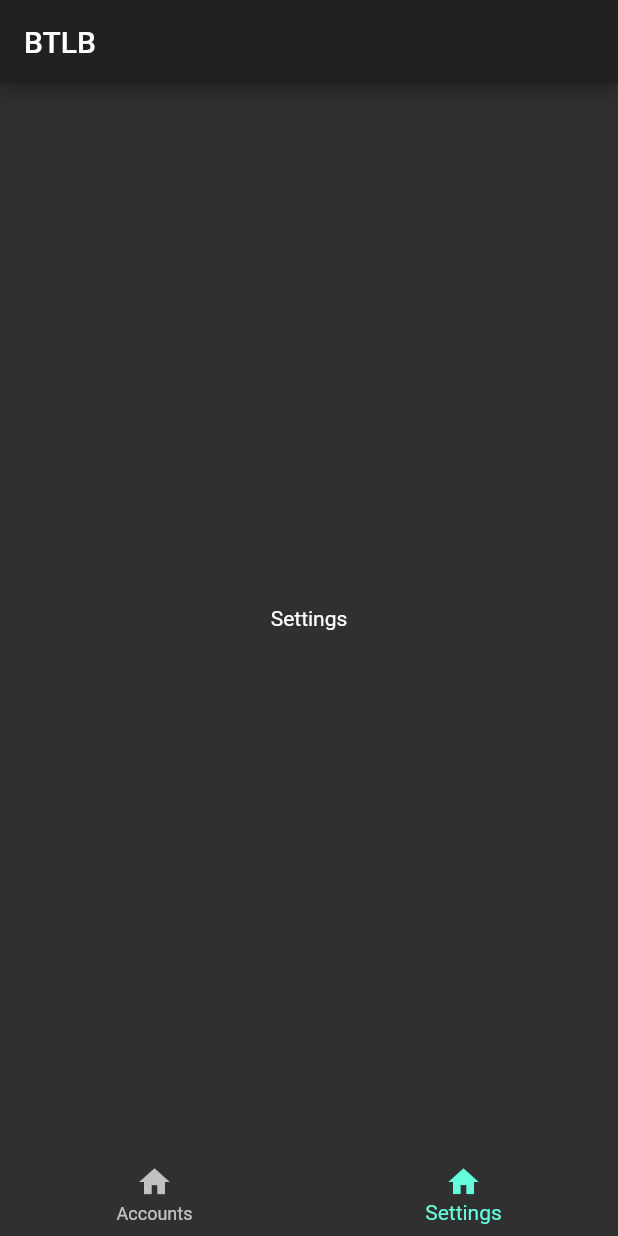
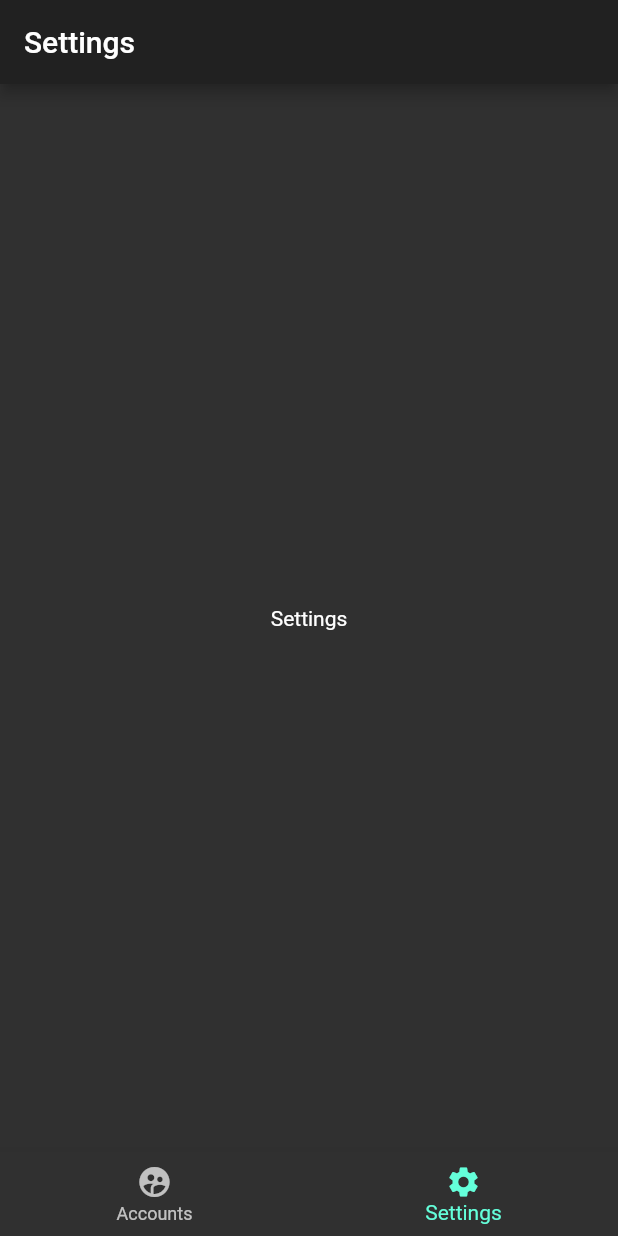
Before and after one commit to q231950/btlb-flutter, a Flutter app: the screen it shows after launch, on a phone screen of 412 x 824 dp. Run offline on Flutter 3.47's test engine with Material 2 defaults, Android fonts, the phone set to English and light mode, and no system bars; our stand-ins replace rxdart.

Commit message:
Update title in navigation bar

```diff
--- a/lib/src/blocs/navigation_bloc.dart
+++ b/lib/src/blocs/navigation_bloc.dart
@@ -4,24 +4,31 @@ import 'package:flutter/widgets.dart';
 class NavigationBloc {
   NavigationBloc({
     int selectedIndex,
+    List<String> titles,
     List<Widget> widgets,
-  }) : _widgets = widgets ?? [] {
+  }) : _widgets = widgets ?? [],
+  _titles = titles ?? [] {
     _selectedIndex = BehaviorSubject<int>(seedValue: selectedIndex);
     _selectedWidget = BehaviorSubject<Widget>(seedValue: _emptyWidget());
+    _selectedTitle = BehaviorSubject<String>(seedValue: '');
 
     setSelectedIndex(selectedIndex);
   }
 
   static BehaviorSubject<int> _selectedIndex;
   static BehaviorSubject<Widget> _selectedWidget;
+  static BehaviorSubject<String> _selectedTitle;
   final List<Widget> _widgets;
+  final List<String> _titles;
 
   Observable<int> get selectedIndex => _selectedIndex.distinct();
   Observable<Widget> get selectedWidget => _selectedWidget.distinct();
+  Observable<String> get selectedTitle => _selectedTitle.distinct();
 
   void setSelectedIndex(int index) {
     _selectedIndex.add(index);
     _selectedWidget.add(_widgets[index]);
+    _selectedTitle.add(_titles[index]);
   }
 
   Widget _emptyWidget() => Text('nothing to see here');
--- a/lib/src/ui/accounts_page.dart
+++ b/lib/src/ui/accounts_page.dart
@@ -2,7 +2,7 @@ import 'package:flutter/widgets.dart';
 
 class AccountsPage extends StatelessWidget {
   @override
-    Widget build(BuildContext context) {
-      return Text('Accounts');
-    }
+  Widget build(BuildContext context) {
+    return Text('Accounts');
+  }
 }
--- a/lib/src/ui/btlb_bottom_navigation_bar.dart
+++ b/lib/src/ui/btlb_bottom_navigation_bar.dart
@@ -13,11 +13,11 @@ class _BTLBBottomNavigationBarState extends State<BTLBBottomNavigationBar> {
   final List<BottomNavigationBarItem> items = <BottomNavigationBarItem>[
     BottomNavigationBarItem(
       title: Text('Accounts'),
-      icon: Icon(Icons.home),
+      icon: Icon(Icons.supervised_user_circle),
     ),
     BottomNavigationBarItem(
       title: Text('Settings'),
-      icon: Icon(Icons.home),
+      icon: Icon(Icons.settings),
     ),
   ];
 
@@ -31,7 +31,7 @@ class _BTLBBottomNavigationBarState extends State<BTLBBottomNavigationBar> {
             currentIndex: snapshot.data,
             items: items,
             onTap: (selectedIndex) => _onTabTapped(selectedIndex, context),
-    ),
+          ),
     );
   }
 
--- a/lib/src/ui/home_page.dart
+++ b/lib/src/ui/home_page.dart
@@ -13,7 +13,9 @@ class HomePage extends StatefulWidget {
 
 class _HomePageState extends State<HomePage> {
   static final widgets = [AccountsPage(), SettingsPage()];
-  final NavigationBloc _navigationBloc = NavigationBloc(selectedIndex: 1, widgets: widgets);
+  static final titles = ["Accounts", "Settings"];
+  final NavigationBloc _navigationBloc =
+      NavigationBloc(selectedIndex: 1, widgets: widgets, titles: titles);
 
   @override
   Widget build(BuildContext context) {
@@ -21,16 +23,20 @@ class _HomePageState extends State<HomePage> {
         navigationBloc: _navigationBloc,
         child: Scaffold(
           appBar: AppBar(
-            title: Text('BTLB'),
+            title: StreamBuilder<String>(
+              stream: _navigationBloc.selectedTitle,
+              builder: (context, snapshot) => Text(snapshot.data),
+            ),
           ),
           body: StreamBuilder<Widget>(
             stream: _navigationBloc.selectedWidget,
-            builder: (context, snapshot) => Center(child: snapshot.data,),
+            builder: (context, snapshot) => Center(
+                  child: snapshot.data,
+                ),
           ),
           bottomNavigationBar: StreamBuilder<int>(
             stream: _navigationBloc.selectedIndex,
-            builder: (context, snapshot) =>
-                BTLBBottomNavigationBar(),
+            builder: (context, snapshot) => BTLBBottomNavigationBar(),
           ),
         ));
   }
--- a/lib/src/ui/settings_page.dart
+++ b/lib/src/ui/settings_page.dart
@@ -2,7 +2,7 @@ import 'package:flutter/widgets.dart';
 
 class SettingsPage extends StatelessWidget {
   @override
-    Widget build(BuildContext context) {
-      return Text('Settings');
-    }
+  Widget build(BuildContext context) {
+    return Text('Settings');
+  }
 }
```
Also changed, not shown: 1 other file.
